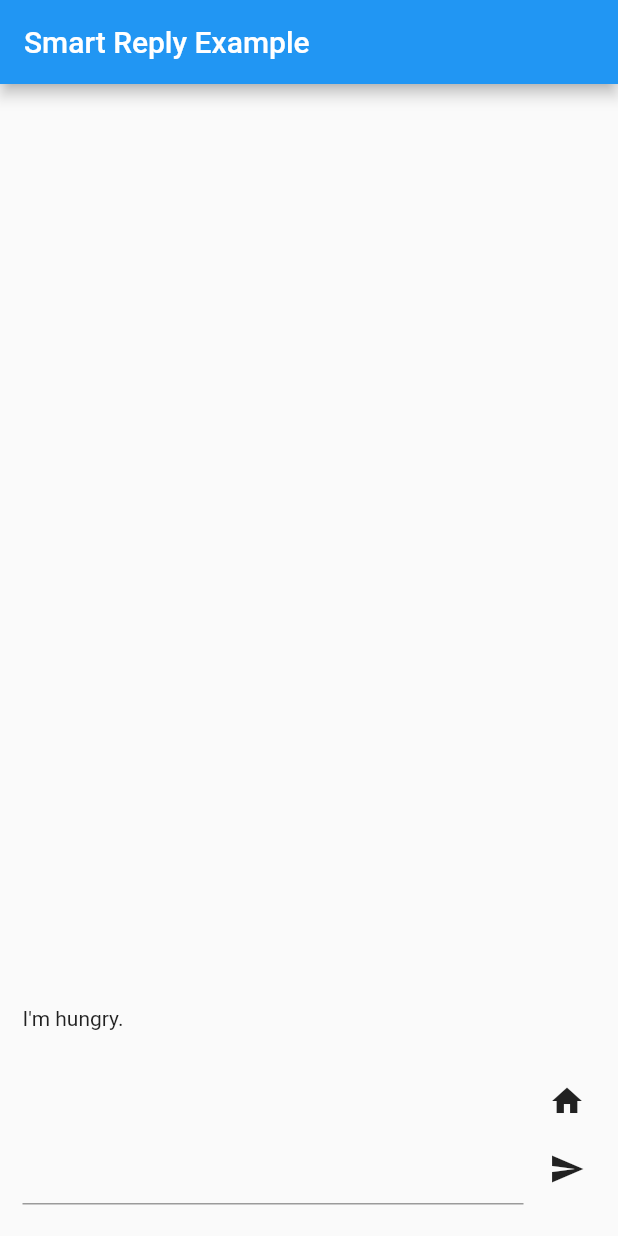
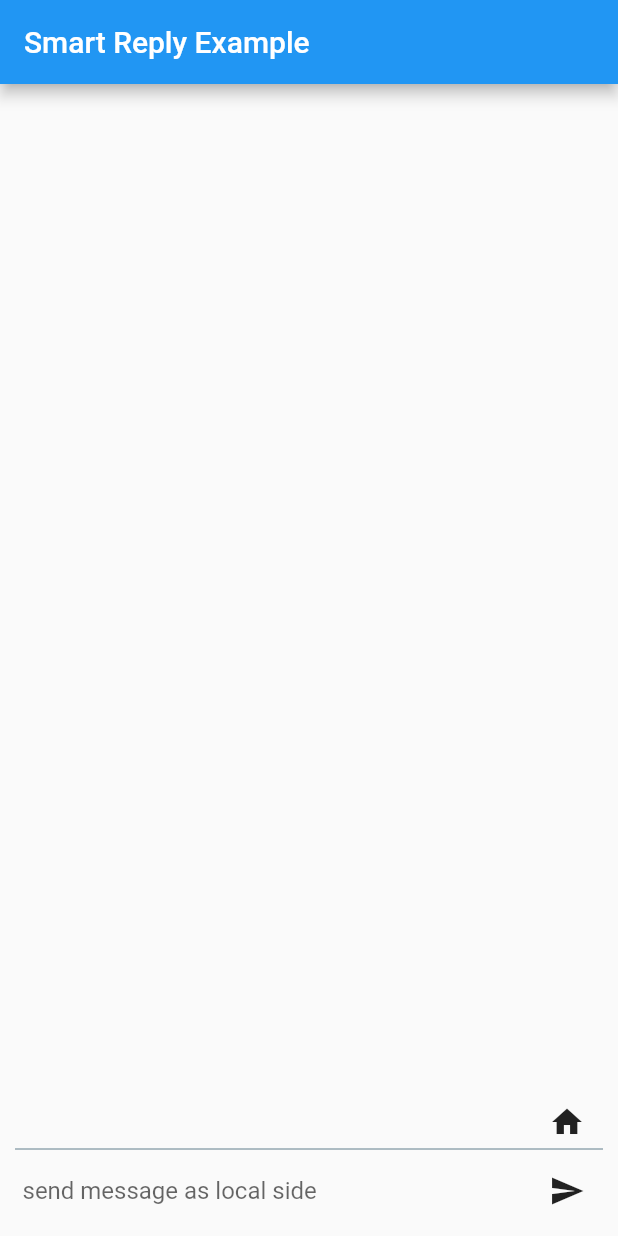
Before and after one commit to plateaukao/flutter_smart_reply, a Flutter app: the screen it shows after launch, on a phone screen of 412 x 824 dp. Run offline on Flutter 3.47's test engine with Material 2 defaults, Android fonts, the phone set to English and light mode, and no system bars.

Commit message:
update example UI

```diff
--- a/example/lib/main.dart
+++ b/example/lib/main.dart
@@ -14,9 +14,7 @@ class MyApp extends StatefulWidget {
 }
 
 class _MyAppState extends State<MyApp> {
-  List<TextMessage> _textMessages = [
-    TextMessage.createForRemoteUser("I'm hungry.", DateTime.now().millisecondsSinceEpoch),
-  ];
+  List<TextMessage> _textMessages = [];
 
   final myController = TextEditingController();
 
@@ -46,6 +44,7 @@ class _MyAppState extends State<MyApp> {
                 children: _textMessages.reversed.map(_buildMessageItem).toList(),
               )),
               _buildSmartReplyRow(),
+              Divider(color: Colors.blueGrey),
               _buildInputField(),
             ],
           ),
@@ -66,14 +65,16 @@ class _MyAppState extends State<MyApp> {
       height: 30,
       child: Row(
         crossAxisAlignment: CrossAxisAlignment.center,
-        mainAxisAlignment: MainAxisAlignment.end,
+        mainAxisAlignment: isSelfMode ? MainAxisAlignment.end : MainAxisAlignment.start,
         children: [
+          if (!isSelfMode) IconButton(
+            icon: Icon(Icons.cloud),
+            onPressed: () => setState(() => isSelfMode = !isSelfMode),
+          ),
           _buildSmartReplyChips(),
-          IconButton(
-            icon: Icon(isSelfMode ? Icons.home : Icons.cloud),
-            onPressed: () => setState(() {
-              isSelfMode = !isSelfMode;
-            }),
+          if (isSelfMode) IconButton(
+            icon: Icon(Icons.home),
+            onPressed: () => setState(() => isSelfMode = !isSelfMode),
           ),
         ],
       ),
@@ -95,8 +96,7 @@ class _MyAppState extends State<MyApp> {
 
   Widget _buildInputField() {
     return Container(
-      height: 70,
-      width: double.infinity,
+      height: 40,
       child: Row(
         children: [
           Expanded(
@@ -104,14 +104,14 @@ class _MyAppState extends State<MyApp> {
               padding: const EdgeInsets.all(5.0),
               child: TextField(
                 controller: myController,
+                decoration: InputDecoration.collapsed(
+                  hintText: isSelfMode ? 'send message as local side' : 'send message as remote side',
+                ),
                 onSubmitted: (message) => _addMessage(message),
               ),
             ),
           ),
-          IconButton(
-            icon: Icon(Icons.send),
-            onPressed: () => _addMessage(myController.text),
-          ),
+          IconButton(icon: Icon(Icons.send), onPressed: () => _addMessage(myController.text)),
         ],
       ),
     );
@@ -128,6 +128,8 @@ class _MyAppState extends State<MyApp> {
 
     if (!mounted) return;
 
+    isSelfMode = !isSelfMode;
+
     setState(() {});
   }
 
```
